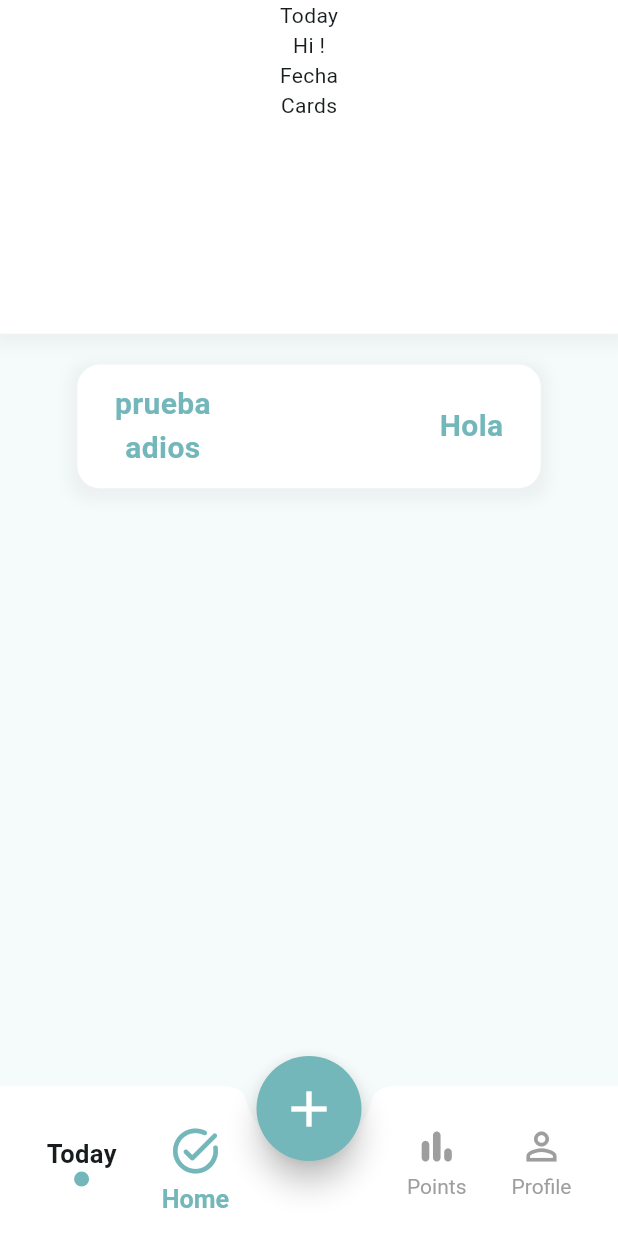
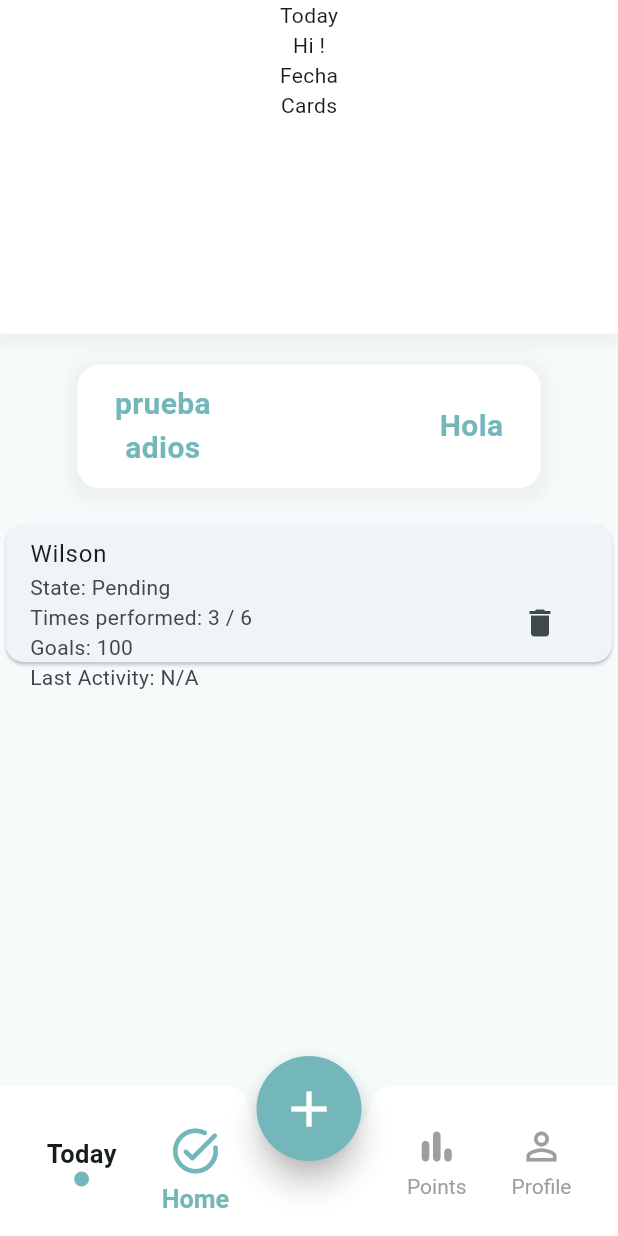
Before and after one commit to wilsone24/My-Best-Self, a Flutter app: the Mainpage screen opened by its route, on a phone screen of 412 x 824 dp. Run offline on Flutter 3.47's test engine with Material 3 defaults, Android fonts, the phone set to English and light mode, and no system bars; our stand-ins replace get.

Commit message:
Refactor main.dart and update Mainpage import

```diff
--- a/lib/main.dart
+++ b/lib/main.dart
@@ -31,7 +31,7 @@ class MyApp extends StatelessWidget {
       initialRoute: '/loginpage',
       getPages: [
         GetPage(name: '/loginpage', page: () => LoginPage()),
-        GetPage(name: '/mainpage', page: () => Mainpage()),
+        GetPage(name: '/mainpage', page: () => const Mainpage()),
       ],
     );
   }
--- a/lib/ui/controllers/task_controller.dart
+++ b/lib/ui/controllers/task_controller.dart
@@ -16,7 +16,7 @@ class Task {
   String name;
   bool? isDone;
   int? count;
-  DateTime startDate;
+  DateTime? startDate;
   DateTime? lastActivityDate;
   int? goal;
   int score;
@@ -25,7 +25,7 @@ class Task {
     required this.name,
     this.isDone,
     this.count,
-    required this.startDate,
+    this.startDate,
     this.lastActivityDate,
     this.goal,
     this.score = 0,
@@ -33,7 +33,7 @@ class Task {
 }
 
 class TaskController extends GetxController {
-  final _taskList = <Task>[].obs;
+  final _taskList = <Task>[Task(name: "Wilson" , count: 3,goal: 6, isDone: false, score: 100)].obs;
   final _taskScores = <TaskScore>[].obs;
 
   List<Task> get taskList => _taskList;
--- a/lib/ui/views/home_screen.dart
+++ b/lib/ui/views/home_screen.dart
@@ -15,7 +15,6 @@ class HomeScreen extends StatelessWidget {
 
   @override
   Widget build(BuildContext context) {
-    bool istrue = false;
     double screenHeight = MediaQuery.of(context).size.height;
     double screenWidght = MediaQuery.of(context).size.width;
     return Column(
```
